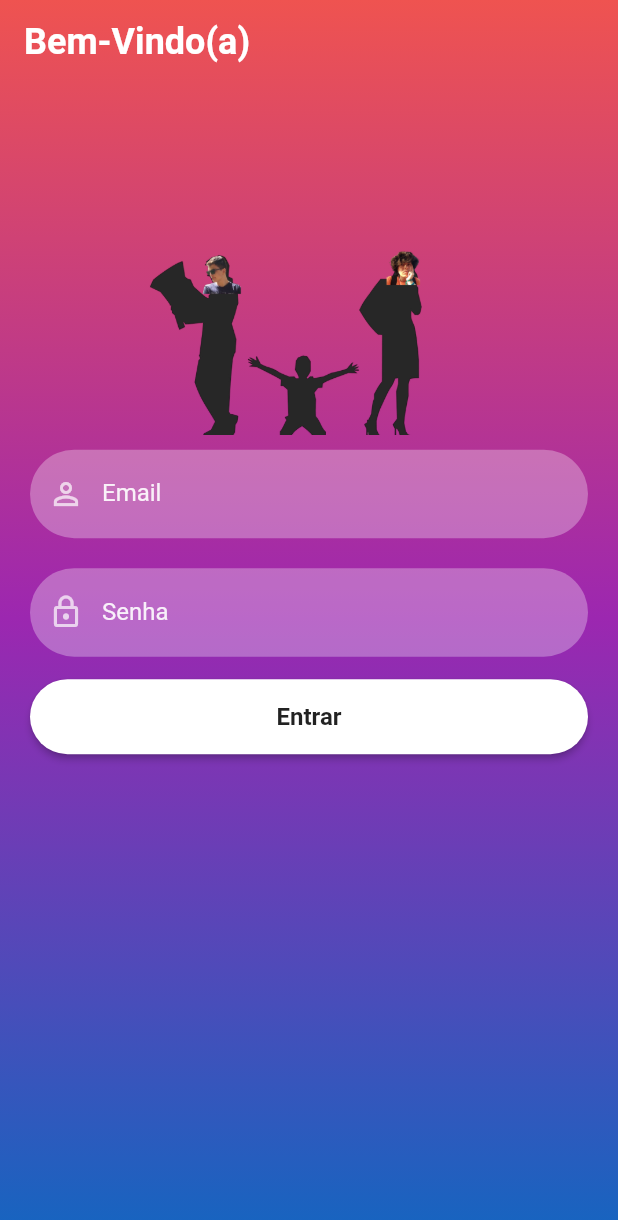
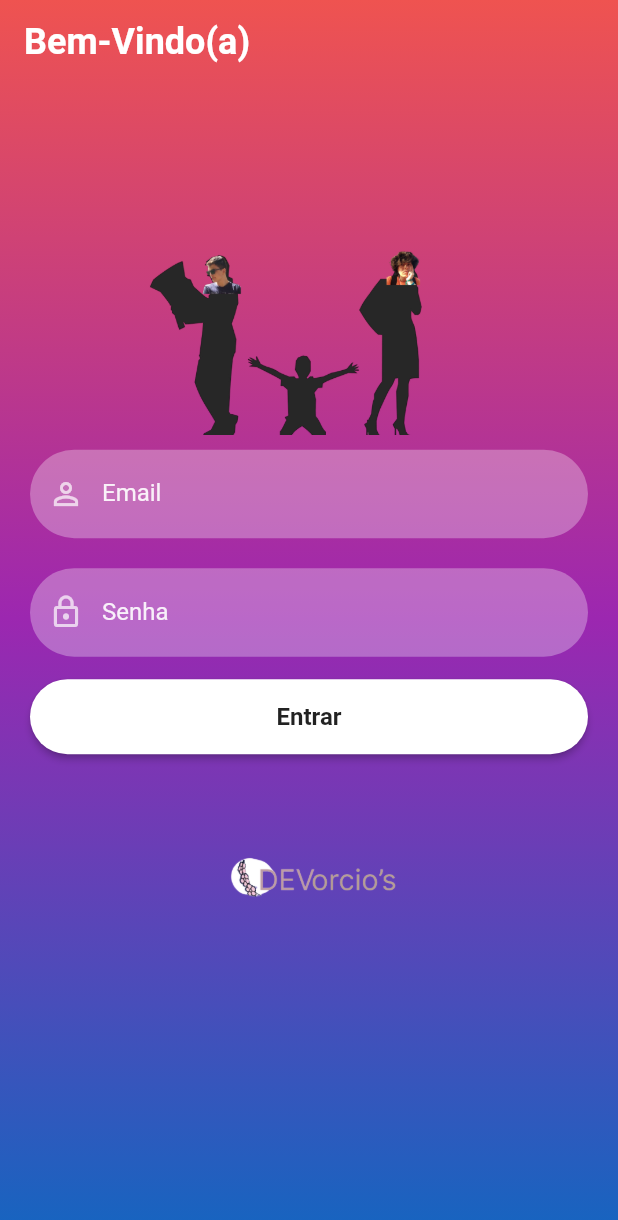
Before and after one commit to joaovac/App-Noivo, a Flutter app: the screen it shows after launch, on a phone screen of 412 x 824 dp. Shown: the top 1220 px of the screen. Run offline on Flutter 3.47's test engine with Material 2 defaults, Android fonts, the phone set to English and light mode, and no system bars; our stand-ins replace firebase_auth, firebase_core, firebase_database; accounts and stored records are empty.

Commit message:
pinto3000

```diff
--- a/lib/autenticacao/signin.dart
+++ b/lib/autenticacao/signin.dart
@@ -70,6 +70,7 @@ class _SignInScreenState extends State<SignInScreen> {
                     print("Error ${error.toString()}");
                   });
                 }),
+                logo("assets/images/devorcio.png"),
                 //signUpOption()
               ],
             ),
```
